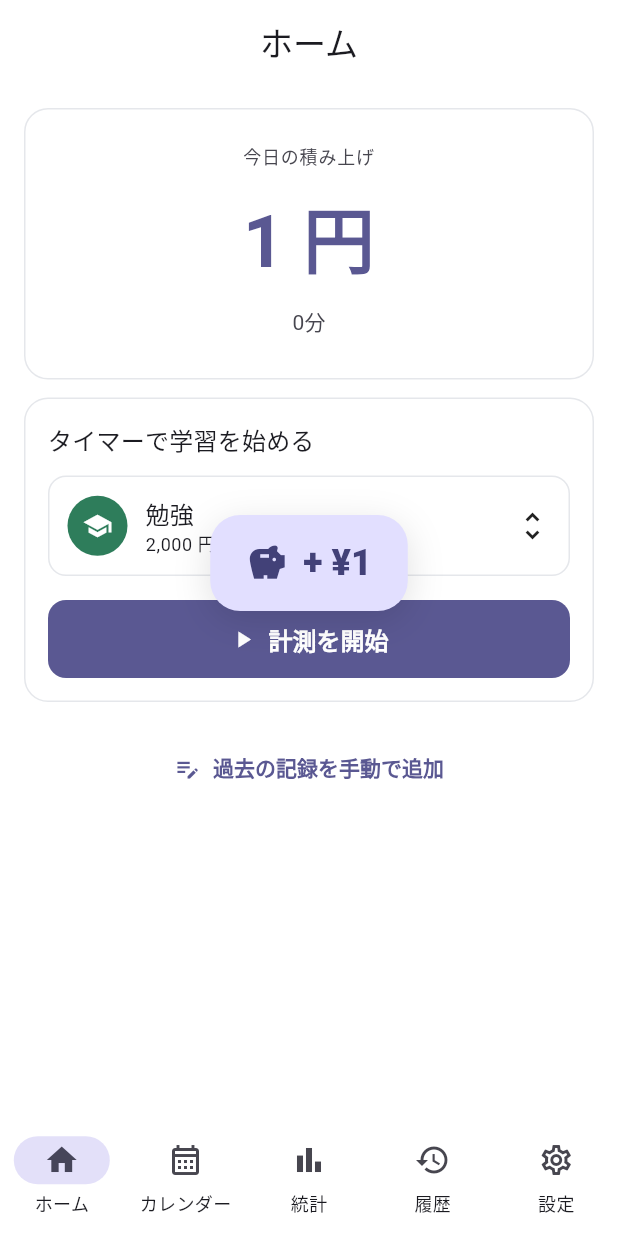
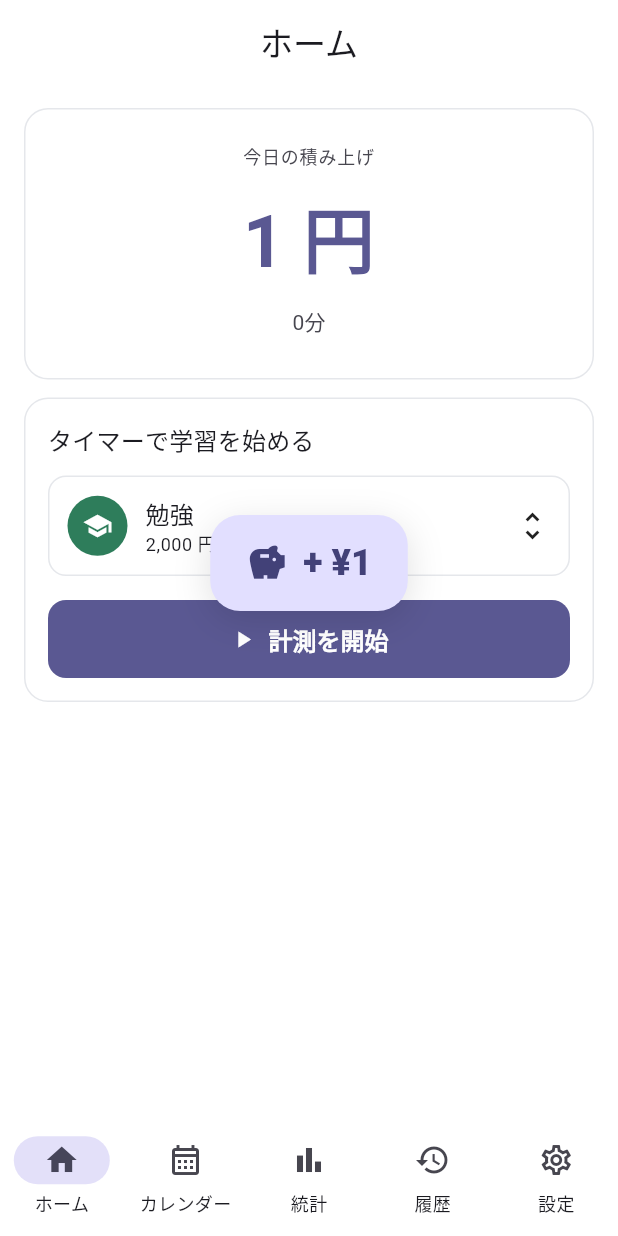
Before and after one commit to ryo3-hub/mirai_bank, a Flutter app: the screen it shows after launch, after a tap on "計測を開始", after a tap on "計測を停止", on a phone screen of 412 x 824 dp. Run offline on Flutter 3.47's test engine with Material 3 defaults, Android fonts, the phone set to English and light mode, and no system bars; our stand-ins replace confetti, drift, fl_chart, flutter_local_notifications, flutter_riverpod, go_router and 3 more; accounts and stored records are empty; generated files the repository leaves out were written again.

Commit message:
feat(home): ホーム画面の「過去の記録を手動で追加」リンクを削除
ホーム画面の最下部にあった TextButton（手動入力導線）を削除し、
ホーム画面をさらにシンプルにする。

履歴画面の FAB（手動で記録）は復活させ、手動入力導線は履歴画面側に集約。

Co-Authored-By: Claude Opus 4.7 <noreply@anthropic.com>

```diff
--- a/lib/features/history/presentation/history_page.dart
+++ b/lib/features/history/presentation/history_page.dart
@@ -34,6 +34,11 @@ class HistoryPage extends ConsumerWidget {
             categoryMap: categoryMap,
           );
         },
+      ),
+      floatingActionButton: FloatingActionButton(
+        onPressed: () => ManualRecordSheet.show(context),
+        tooltip: '手動で記録',
+        child: const Icon(Icons.add),
       ),
     );
   }
--- a/lib/features/timer/presentation/home_page.dart
+++ b/lib/features/timer/presentation/home_page.dart
@@ -8,7 +8,6 @@ import '../../category/application/category_providers.dart';
 import '../../category/domain/category.dart';
 import '../../category/domain/category_presets.dart';
 import '../../category/presentation/category_picker_sheet.dart';
-import '../../history/presentation/manual_record_sheet.dart';
 import '../application/timer_providers.dart';
 import '../domain/active_timer.dart';
 import '../domain/amount_calculator.dart';
@@ -48,14 +47,6 @@ class HomePage extends ConsumerWidget {
               ),
               const SizedBox(height: 12),
               const DashboardGoalsSection(),
-              const SizedBox(height: 8),
-              Center(
-                child: TextButton.icon(
-                  onPressed: () => ManualRecordSheet.show(context),
-                  icon: const Icon(Icons.edit_note),
-                  label: const Text('過去の記録を手動で追加'),
-                ),
-              ),
             ],
           ),
         ),
```
